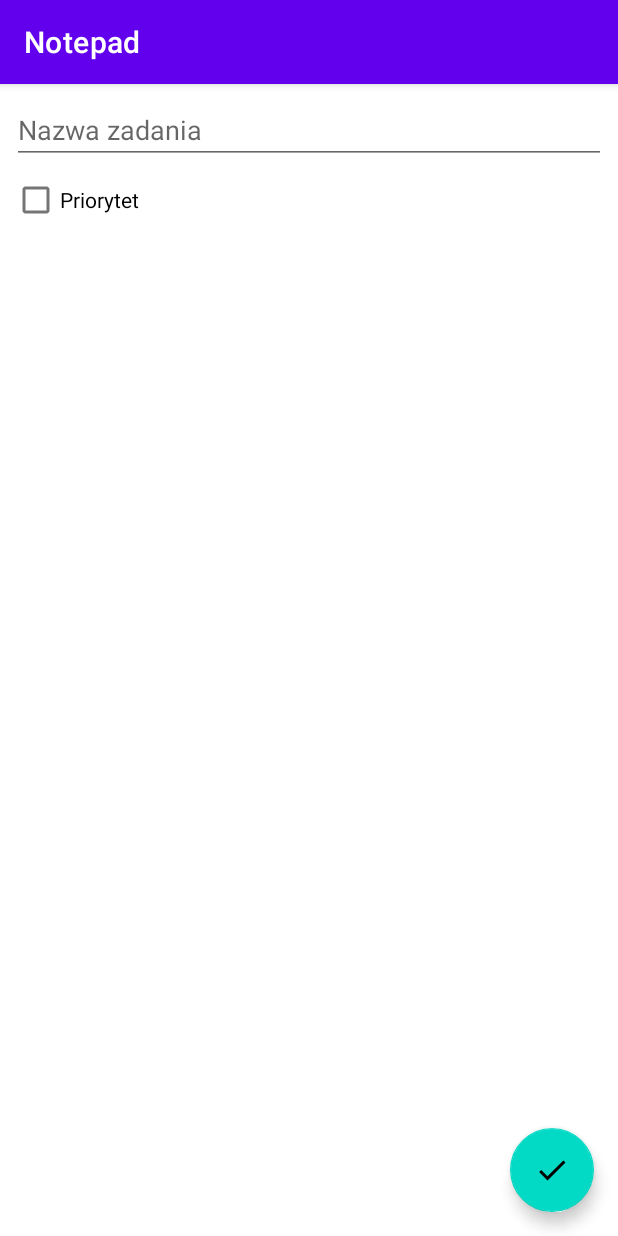
After one commit to radoslawbialek/zadania, an Android app: the EditTaskFragment screen opened through its navigation route, on a phone screen of 412 x 824 dp. The commit adds this screen. Run offline under Robolectric (Android 15) with nearby library versions, the phone set to English and light mode, and no system bars; our stand-ins replace Dagger/Hilt's generated code, Room's generated code; libraries missing offline, so code that uses them is left out: androidx.hilt, androidx.hilt.lifecycle.

Commit message:
Utworzenie EditTaskFragment i EditTaskViewModel

```diff
--- /dev/null
+++ b/app/src/main/java/pl/radoslawbialek/notatnik/ui/edittask/EditTaskFragment.kt
@@ -0,0 +1,32 @@
+package pl.radoslawbialek.notatnik.ui.edittask
+
+import android.os.Bundle
+import android.view.View
+import android.widget.CheckBox
+import android.widget.EditText
+import android.widget.TextView
+import androidx.core.view.isVisible
+import androidx.fragment.app.Fragment
+import androidx.fragment.app.viewModels
+import dagger.hilt.android.AndroidEntryPoint
+import pl.radoslawbialek.notatnik.R
+
+@AndroidEntryPoint
+class EditTaskFragment : Fragment(R.layout.fragment_edit_task) {
+
+    private val viewModel: EditTaskViewModel by viewModels()
+
+    override fun onViewCreated(view: View, savedInstanceState: Bundle?) {
+        super.onViewCreated(view, savedInstanceState)
+
+        val taskNameEditText = view.findViewById<EditText>(R.id.taskNameEditText)
+        val taskPriorityCheckBox = view.findViewById<CheckBox>(R.id.taskPriorityCheckBox)
+        val taskDateTextView = view.findViewById<TextView>(R.id.taskDateTextView)
+
+        taskNameEditText.setText(viewModel.taskName, TextView.BufferType.EDITABLE)
+        taskPriorityCheckBox.isChecked = viewModel.taskPriority
+        taskPriorityCheckBox.jumpDrawablesToCurrentState()
+        taskDateTextView.isVisible = viewModel.task != null
+        taskDateTextView.text = "Utworzono: ${viewModel.task?.formattedDate}"
+    }
+}
--- /dev/null
+++ b/app/src/main/java/pl/radoslawbialek/notatnik/ui/edittask/EditTaskViewModel.kt
@@ -0,0 +1,28 @@
+package pl.radoslawbialek.notatnik.ui.edittask
+
+import androidx.hilt.Assisted
+import androidx.hilt.lifecycle.ViewModelInject
+import androidx.lifecycle.SavedStateHandle
+import androidx.lifecycle.ViewModel
+import pl.radoslawbialek.notatnik.data.Task
+import pl.radoslawbialek.notatnik.data.TaskDao
+
+class EditTaskViewModel @ViewModelInject constructor(
+    private val taskDao: TaskDao,
+    @Assisted private val state: SavedStateHandle
+) : ViewModel() {
+    val task = state.get<Task>("task")
+
+    var taskName = state.get<String>("taskName") ?: task?.name ?: ""
+        set(value) {
+            field = value
+            state.set("taskName", value)
+        }
+
+    var taskPriority = state.get<Boolean>("taskPriority") ?: task?.priority ?: false
+        set(value) {
+            field = value
+            state.set("taskPriority", value)
+        }
+
+}
--- a/app/src/main/java/pl/radoslawbialek/notatnik/ui/tasks/TasksViewModel.kt
+++ b/app/src/main/java/pl/radoslawbialek/notatnik/ui/tasks/TasksViewModel.kt
@@ -1,11 +1,9 @@
 package pl.radoslawbialek.notatnik.ui.tasks
 
+import androidx.hilt.Assisted
 import androidx.hilt.lifecycle.ViewModelInject
-import androidx.lifecycle.ViewModel
-import androidx.lifecycle.asLiveData
-import androidx.lifecycle.viewModelScope
+import androidx.lifecycle.*
 import kotlinx.coroutines.channels.Channel
-import kotlinx.coroutines.flow.MutableStateFlow
 import kotlinx.coroutines.flow.combine
 import kotlinx.coroutines.flow.flatMapLatest
 import kotlinx.coroutines.flow.receiveAsFlow
@@ -17,16 +15,17 @@ import pl.radoslawbialek.notatnik.data.TaskDao
 
 class TasksViewModel @ViewModelInject constructor(
     private val taskDao: TaskDao,
-    private val preferencesManager: PreferencesManager
+    private val preferencesManager: PreferencesManager,
+    @Assisted private val state: SavedStateHandle
 ) : ViewModel() {
-    val searchQuery = MutableStateFlow("")
+    val searchQuery = state.getLiveData("searchQuery", "")
     val preferencesFlow = preferencesManager.preferencesFlow
 
     private val tasksEventChannel = Channel<TasksEvent>()
     val tasksEvent = tasksEventChannel.receiveAsFlow()
 
     private val tasksFlow = combine(
-        searchQuery,
+        searchQuery.asFlow(),
         preferencesFlow
     ) { searchQuery, filterPreferences ->
         Pair(searchQuery, filterPreferences)
--- a/app/src/main/res/layout/fragment_edit_task.xml
+++ b/app/src/main/res/layout/fragment_edit_task.xml
@@ -2,7 +2,8 @@
 <androidx.coordinatorlayout.widget.CoordinatorLayout xmlns:android="http://schemas.android.com/apk/res/android"
     xmlns:tools="http://schemas.android.com/tools"
     android:layout_width="match_parent"
-    android:layout_height="match_parent">
+    android:layout_height="match_parent"
+    tools:context=".ui.edittask.EditTaskFragment">
 
     <LinearLayout
         android:layout_width="match_parent"
--- a/app/src/main/res/navigation/nav_graph.xml
+++ b/app/src/main/res/navigation/nav_graph.xml
@@ -9,6 +9,21 @@
         android:id="@+id/tasksFragment"
         android:name="pl.radoslawbialek.notatnik.ui.tasks.TasksFragment"
         android:label="fragment_tasks"
-        tools:layout="@layout/fragment_tasks" />
+        tools:layout="@layout/fragment_tasks" >
+        <action
+            android:id="@+id/action_tasksFragment_to_editTaskFragment"
+            app:destination="@id/editTaskFragment" />
+    </fragment>
+    <fragment
+        android:id="@+id/editTaskFragment"
+        android:name="pl.radoslawbialek.notatnik.ui.edittask.EditTaskFragment"
+        android:label="fragment_edit_task"
+        tools:layout="@layout/fragment_edit_task" >
+        <argument
+            android:name="task"
+            app:argType="pl.radoslawbialek.notatnik.data.Task"
+            app:nullable="true"
+            android:defaultValue="@null" />
+    </fragment>
 
 </navigation>
```
